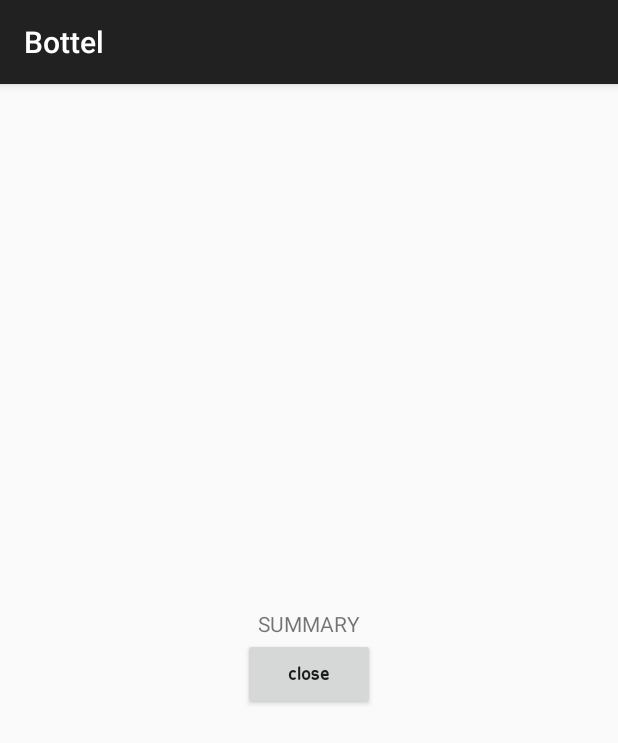
After one commit to TeamAppEngine/bottel.client, an Android app: the fragment SummaryFragment shown on its own in the app's theme, on a phone screen of 412 x 824 dp. The commit adds this screen. Shown: the top 743 px of the screen. Run offline under Robolectric (Android 15) with nearby library versions, the phone set to English and light mode, and no system bars.

Commit message:
call flow completed

```diff
--- a/app/src/main/AndroidManifest.xml
+++ b/app/src/main/AndroidManifest.xml
@@ -25,7 +25,7 @@
         android:theme="@style/AppTheme">
 
         <activity android:name=".views.activities.MainActivity" />
-        <activity android:name=".views.activities.CallActivity" />
+        <activity android:name=".views.activities.call.CallActivity" />
 
         <activity
             android:name=".views.activities.LoginActivity"
--- a/app/src/main/java/io/bottel/services/CallReceiverService.java
+++ b/app/src/main/java/io/bottel/services/CallReceiverService.java
@@ -5,7 +5,7 @@ import android.content.Intent;
 import android.os.IBinder;
 import android.support.annotation.Nullable;
 
-import io.bottel.views.activities.CallActivity;
+import io.bottel.views.activities.call.CallActivity;
 
 /**
  * Created by Omid on 9/17/2015.
@@ -25,6 +25,7 @@ public class CallReceiverService extends Service {
         if (intent != null && intent.getExtras() != null) {
             // pass receipt email to the receiver activity
             i.putExtra(CallActivity.BUNDLE_EMAIL, intent.getExtras().getString(BUNDLE_CALLEE_EMAIL));
+            i.putExtra(CallActivity.BUNDLE_HAS_INCOMING, true);
 
             i.addFlags(Intent.FLAG_ACTIVITY_NEW_TASK);
 
--- /dev/null
+++ b/app/src/main/java/io/bottel/views/activities/call/SummaryFragment.java
@@ -0,0 +1,37 @@
+package io.bottel.views.activities.call;
+
+import android.os.Bundle;
+import android.support.annotation.Nullable;
+import android.support.v4.app.Fragment;
+import android.view.LayoutInflater;
+import android.view.View;
+import android.view.ViewGroup;
+
+import io.bottel.R;
+
+/**
+ * Created by Omid on 9/18/2015.
+ */
+public class SummaryFragment extends Fragment {
+    @Nullable
+    @Override
+    public View onCreateView(LayoutInflater inflater, ViewGroup container, Bundle savedInstanceState) {
+        return inflater.inflate(R.layout.fragment_summary, container, false);
+    }
+
+    @Override
+    public void onViewCreated(View view, @Nullable Bundle savedInstanceState) {
+        super.onViewCreated(view, savedInstanceState);
+
+        view.findViewById(R.id.button_close).setOnClickListener(new View.OnClickListener() {
+            @Override
+            public void onClick(View v) {
+                closeMe();
+            }
+        });
+    }
+
+    private void closeMe() {
+        getFragmentManager().beginTransaction().remove(this).commit();
+    }
+}
--- /dev/null
+++ b/app/src/main/res/layout/fragment_summary.xml
@@ -0,0 +1,18 @@
+<?xml version="1.0" encoding="utf-8"?>
+<LinearLayout xmlns:android="http://schemas.android.com/apk/res/android"
+    android:layout_width="match_parent"
+    android:layout_height="match_parent"
+    android:gravity="center"
+    android:orientation="vertical">
+
+    <TextView
+        android:layout_width="wrap_content"
+        android:layout_height="wrap_content"
+        android:text="SUMMARY" />
+
+    <io.bottel.views.custom.FFButtonView
+        android:id="@+id/button_close"
+        android:layout_width="wrap_content"
+        android:layout_height="wrap_content"
+        android:text="CLOSE" />
+</LinearLayout>
```
Also changed, not shown: app/src/main/java/io/bottel/views/activities/CallActivity.java (deleted, +0 -58 lines), app/src/main/java/io/bottel/views/activities/call/CallActivity.java (added, +35 -0 lines), app/src/main/java/io/bottel/views/activities/call/DiscussionFragment.java (added, +39 -0 lines), app/src/main/java/io/bottel/views/activities/call/IncommingCallFragment.java (added, +69 -0 lines), app/src/main/res/layout/activity_call.xml (+3 -23 lines), app/src/main/res/layout/fragment_discussion.xml (added, +16 -0 lines), app/src/main/res/layout/fragment_incoming_call.xml (added, +31 -0 lines).
